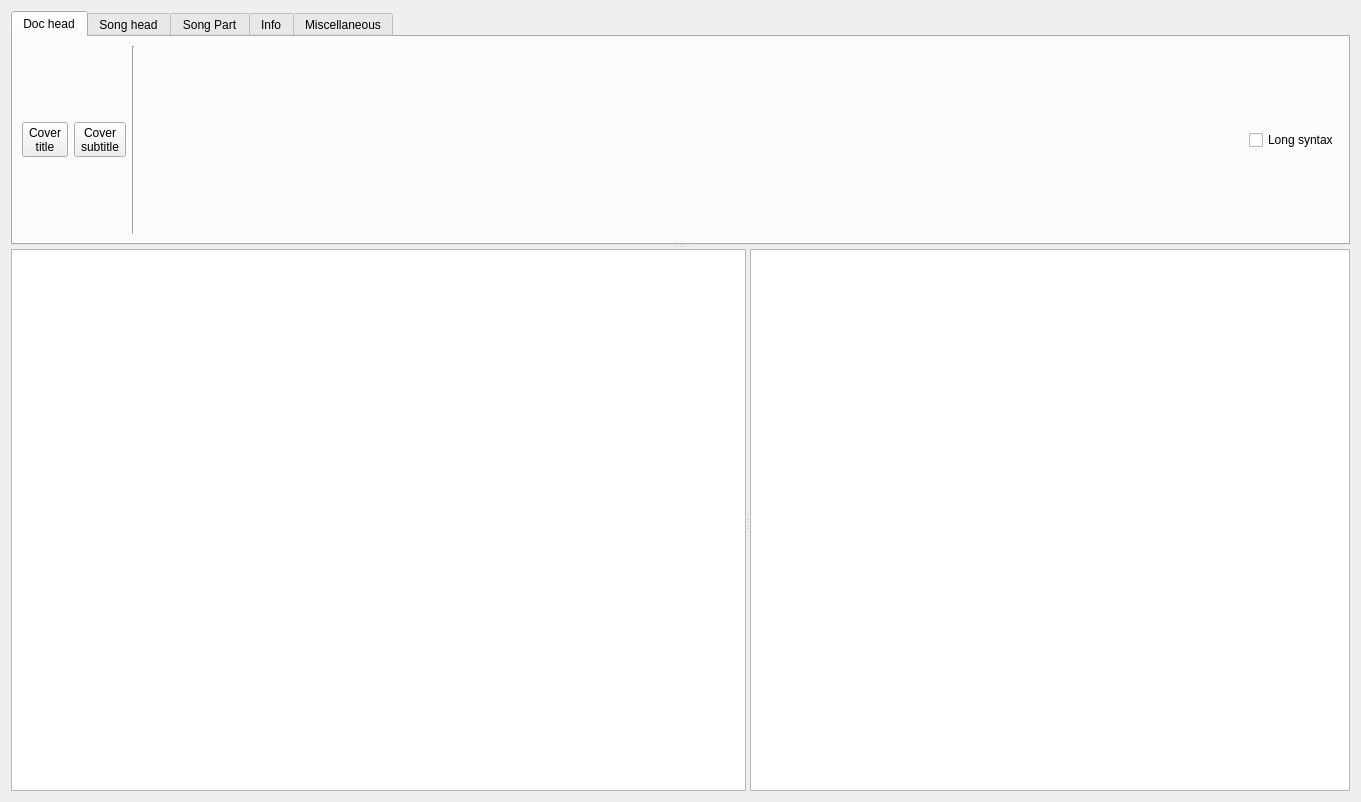
jpcima/chordv, file chordv/src/formeditor.ui: the form before one commit.
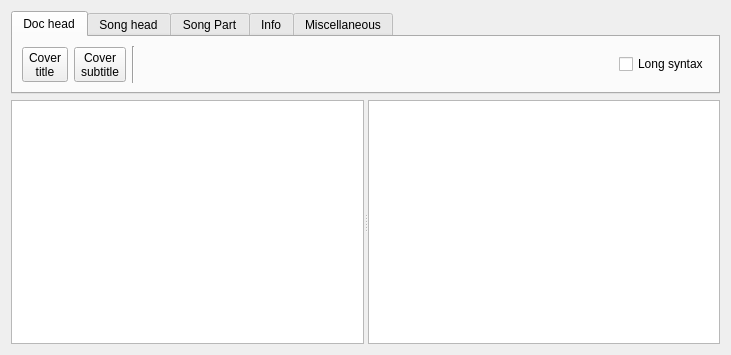
The form after the commit. The open tabs and pages were chosen to show the change. Custom widgets are drawn as their Qt base class.

Commit message: agencement compact de l'interface

The edit to the form file:
```diff
--- a/chordv/src/formeditor.ui
+++ b/chordv/src/formeditor.ui
@@ -6,31 +6,27 @@
    <rect>
     <x>0</x>
     <y>0</y>
-    <width>1361</width>
-    <height>802</height>
+    <width>731</width>
+    <height>355</height>
    </rect>
   </property>
   <property name="windowTitle">
    <string>Form</string>
   </property>
-  <layout class="QHBoxLayout" name="horizontalLayout_8">
+  <layout class="QVBoxLayout" name="verticalLayout">
    <item>
-    <widget class="QSplitter" name="splitterVertical">
-     <property name="orientation">
-      <enum>Qt::Vertical</enum>
-     </property>
      <widget class="QTabWidget" name="tabWidget">
-      <property name="maximumSize">
-       <size>
-        <width>16777215</width>
-        <height>16777215</height>
-       </size>
+     <property name="sizePolicy">
+      <sizepolicy hsizetype="Expanding" vsizetype="Maximum">
+       <horstretch>0</horstretch>
+       <verstretch>0</verstretch>
+      </sizepolicy>
       </property>
       <property name="toolTip">
        <string/>
       </property>
       <property name="currentIndex">
-       <number>3</number>
+      <number>4</number>
       </property>
       <widget class="QWidget" name="DocHead">
        <attribute name="title">
@@ -39,8 +35,6 @@
        <attribute name="toolTip">
         <string>Document header information</string>
        </attribute>
-       <layout class="QHBoxLayout" name="horizontalLayout_9">
-        <item>
          <layout class="QHBoxLayout" name="horizontalLayout_4">
           <item>
            <widget class="QToolButton" name="toolButtonCT">
@@ -78,7 +72,7 @@
             </property>
             <property name="sizeHint" stdset="0">
              <size>
-              <width>40</width>
+           <width>422</width>
               <height>20</height>
              </size>
             </property>
@@ -86,12 +80,6 @@
           </item>
           <item>
            <widget class="QCheckBox" name="checkBoxLongShort">
-            <property name="maximumSize">
-             <size>
-              <width>100</width>
-              <height>16777215</height>
-             </size>
-            </property>
             <property name="toolTip">
              <string>Long/Short notation in text</string>
             </property>
@@ -101,8 +89,6 @@
            </widget>
           </item>
          </layout>
-        </item>
-       </layout>
       </widget>
       <widget class="QWidget" name="Songhead">
        <attribute name="title">
@@ -111,8 +97,6 @@
        <attribute name="toolTip">
         <string>Song header information</string>
        </attribute>
-       <layout class="QHBoxLayout" name="horizontalLayout_3">
-        <item>
          <layout class="QHBoxLayout" name="horizontalLayout_2">
           <item>
            <widget class="QToolButton" name="toolButtonInsertNewSong">
@@ -209,13 +193,11 @@
             </property>
             <property name="sizeHint" stdset="0">
              <size>
-              <width>40</width>
+           <width>157</width>
               <height>20</height>
              </size>
             </property>
            </spacer>
-          </item>
-         </layout>
         </item>
        </layout>
       </widget>
@@ -226,9 +208,7 @@
        <attribute name="toolTip">
         <string>Song part information</string>
        </attribute>
-       <layout class="QVBoxLayout" name="verticalLayout_2">
-        <item>
-         <layout class="QHBoxLayout" name="horizontalLayout_5">
+      <layout class="QHBoxLayout" name="horizontalLayout_3">
           <item>
            <widget class="QToolButton" name="toolButtonSOC">
             <property name="toolTip">
@@ -377,8 +357,6 @@
            </spacer>
           </item>
          </layout>
-        </item>
-       </layout>
       </widget>
       <widget class="QWidget" name="Info">
        <attribute name="title">
@@ -387,8 +365,6 @@
        <attribute name="toolTip">
         <string>Song other information</string>
        </attribute>
-       <layout class="QHBoxLayout" name="horizontalLayout_7">
-        <item>
          <layout class="QHBoxLayout" name="horizontalLayout">
           <item>
            <widget class="QToolButton" name="toolButtonComposer">
@@ -494,8 +470,6 @@
            </spacer>
           </item>
          </layout>
-        </item>
-       </layout>
       </widget>
       <widget class="QWidget" name="tab">
        <attribute name="title">
@@ -504,9 +478,7 @@
        <attribute name="toolTip">
         <string>Other information in comment style</string>
        </attribute>
-       <layout class="QVBoxLayout" name="verticalLayout_3">
-        <item>
-         <layout class="QHBoxLayout" name="horizontalLayout_6">
+      <layout class="QHBoxLayout" name="horizontalLayout_5">
           <item>
            <widget class="QToolButton" name="toolButtonComment">
             <property name="toolTip">
@@ -554,17 +526,17 @@
             </property>
             <property name="sizeHint" stdset="0">
              <size>
-              <width>40</width>
+           <width>400</width>
               <height>20</height>
              </size>
             </property>
            </spacer>
           </item>
          </layout>
-        </item>
-       </layout>
-      </widget>
-     </widget>
+     </widget>
+    </widget>
+   </item>
+   <item>
      <widget class="QSplitter" name="splitterHorizontal">
       <property name="orientation">
        <enum>Qt::Horizontal</enum>
@@ -610,7 +582,6 @@
        <attribute name="horizontalHeaderVisible">
         <bool>false</bool>
        </attribute>
-      </widget>
      </widget>
     </widget>
    </item>
```
Lines whose indentation alone changed are shown as unchanged. The commit also changes 1 other file.
